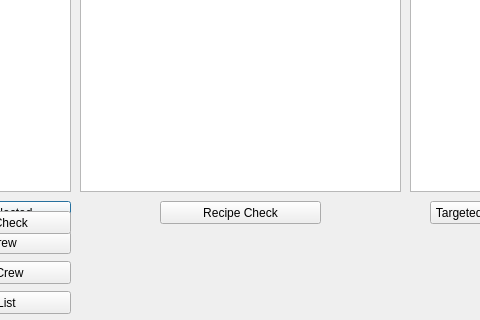
The window that _internal/_ui/pss-ttt-pc.ui (arraken/pss-ttt) describes before a commit, drawn with Qt 5; both pictures show x 100 to 580 and y 189 to 509 of the 674 by 509 pixel window.
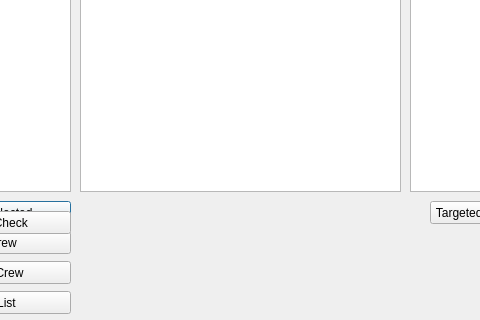
The same window after the commit.

```diff
--- a/_internal/_ui/pss-ttt-pc.ui
+++ b/_internal/_ui/pss-ttt-pc.ui
@@ -26,19 +26,6 @@
     <string>Merge Selected</string>
    </property>
   </widget>
-  <widget class="QPushButton" name="estOneStepRecipeCheckButton">
-   <property name="geometry">
-    <rect>
-     <x>260</x>
-     <y>390</y>
-     <width>161</width>
-     <height>23</height>
-    </rect>
-   </property>
-   <property name="text">
-    <string>Recipe Check</string>
-   </property>
-  </widget>
   <widget class="QPushButton" name="estAddCrewButton">
    <property name="geometry">
     <rect>
```
